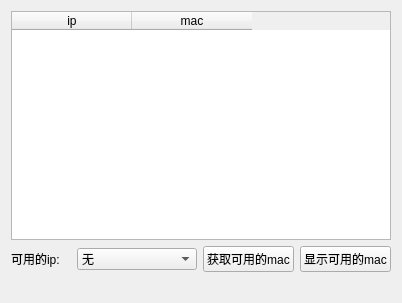
The window that arpactdev.ui (VictorySong/ls) describes before a commit, drawn with Qt 5.
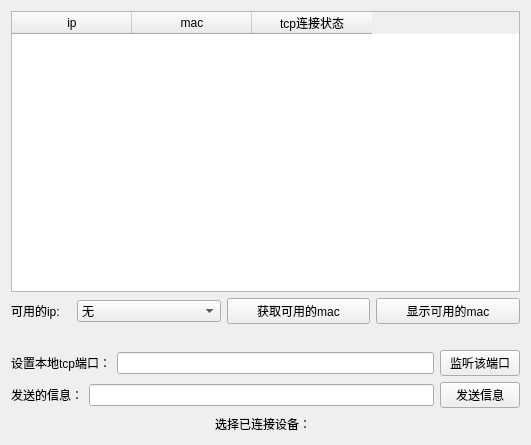
The same window after the commit.

```diff
--- a/arpactdev.ui
+++ b/arpactdev.ui
@@ -6,15 +6,15 @@
    <rect>
     <x>0</x>
     <y>0</y>
-    <width>400</width>
-    <height>300</height>
+    <width>531</width>
+    <height>445</height>
    </rect>
   </property>
   <property name="windowTitle">
    <string>Form</string>
   </property>
   <layout class="QGridLayout" name="gridLayout">
-   <item row="0" column="0">
+   <item row="0" column="1">
     <layout class="QVBoxLayout" name="verticalLayout">
      <item>
       <widget class="QTableWidget" name="mactableview">
@@ -37,6 +37,11 @@
          <string>mac</string>
         </property>
        </column>
+       <column>
+        <property name="text">
+         <string>tcp连接状态</string>
+        </property>
+       </column>
       </widget>
      </item>
      <item>
@@ -103,6 +108,102 @@
         <string/>
        </property>
       </widget>
+     </item>
+     <item>
+      <layout class="QHBoxLayout" name="horizontalLayout_2">
+       <item>
+        <widget class="QLabel" name="label_2">
+         <property name="text">
+          <string>设置本地tcp端口：</string>
+         </property>
+        </widget>
+       </item>
+       <item>
+        <widget class="QLineEdit" name="tcpport">
+         <property name="text">
+          <string/>
+         </property>
+         <property name="maxLength">
+          <number>4</number>
+         </property>
+         <property name="placeholderText">
+          <string extracomment="输入1234-3356之间的数字"/>
+         </property>
+        </widget>
+       </item>
+       <item>
+        <widget class="QPushButton" name="listentcpport">
+         <property name="text">
+          <string>监听该端口</string>
+         </property>
+        </widget>
+       </item>
+      </layout>
+     </item>
+     <item>
+      <layout class="QHBoxLayout" name="horizontalLayout_3">
+       <item>
+        <widget class="QLabel" name="label_3">
+         <property name="sizePolicy">
+          <sizepolicy hsizetype="Preferred" vsizetype="Minimum">
+           <horstretch>0</horstretch>
+           <verstretch>0</verstretch>
+          </sizepolicy>
+         </property>
+         <property name="minimumSize">
+          <size>
+           <width>0</width>
+           <height>20</height>
+          </size>
+         </property>
+         <property name="text">
+          <string>发送的信息：</string>
+         </property>
+        </widget>
+       </item>
+       <item>
+        <widget class="QLineEdit" name="lineEdit"/>
+       </item>
+       <item>
+        <widget class="QPushButton" name="pushButton_2">
+         <property name="text">
+          <string>发送信息</string>
+         </property>
+        </widget>
+       </item>
+      </layout>
+     </item>
+    </layout>
+   </item>
+   <item row="1" column="1">
+    <layout class="QHBoxLayout" name="horizontalLayout_4">
+     <item>
+      <widget class="QLabel" name="label_4">
+       <property name="sizePolicy">
+        <sizepolicy hsizetype="Maximum" vsizetype="Minimum">
+         <horstretch>0</horstretch>
+         <verstretch>0</verstretch>
+        </sizepolicy>
+       </property>
+       <property name="minimumSize">
+        <size>
+         <width>0</width>
+         <height>20</height>
+        </size>
+       </property>
+       <property name="maximumSize">
+        <size>
+         <width>100</width>
+         <height>16777215</height>
+        </size>
+       </property>
+       <property name="text">
+        <string>选择已连接设备：</string>
+       </property>
+      </widget>
+     </item>
+     <item>
+      <layout class="QVBoxLayout" name="connecteddev"/>
      </item>
     </layout>
    </item>
```
